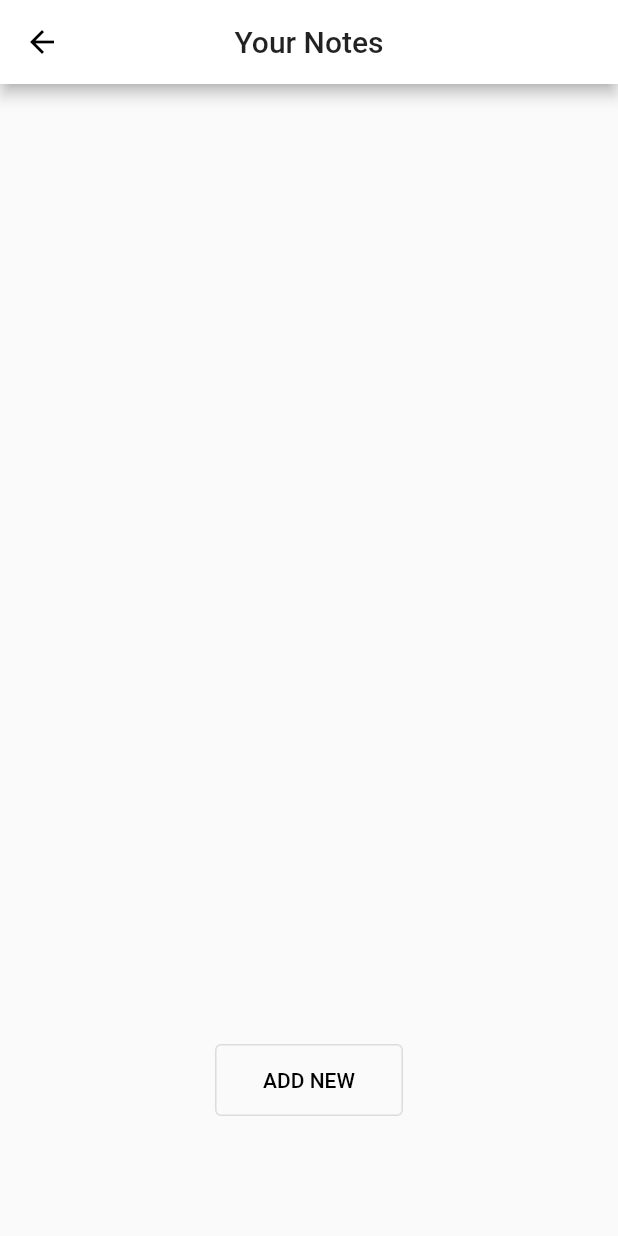
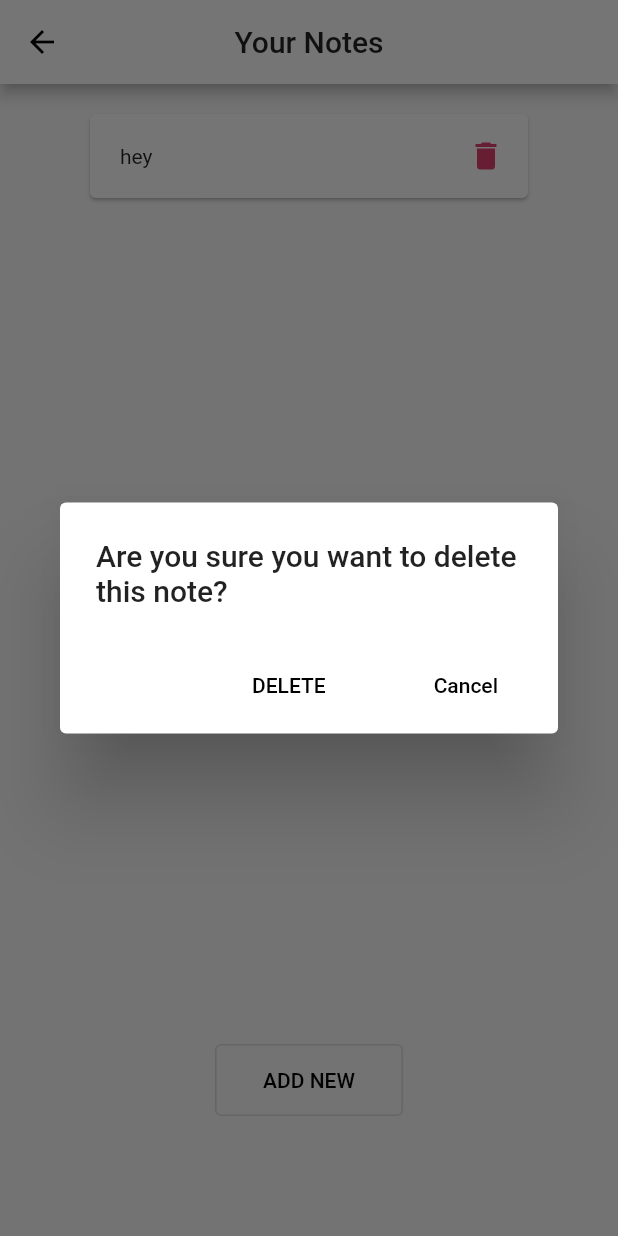
Before and after one commit to sabastianpeters/vfs-project-clair, a Flutter app: the NoteListScreen screen opened directly, after a tap on the "delete" icon, on a phone screen of 412 x 824 dp. Run offline on Flutter 3.47's test engine with Material 2 defaults, Android fonts, the phone set to English and light mode, and no system bars; our stand-ins replace camera; missing offline and left inert: tflite.

Commit message:
added: delete verify menu

```diff
--- a/project_clair/lib/components/note_list.dart
+++ b/project_clair/lib/components/note_list.dart
@@ -37,8 +37,13 @@ class NoteListState extends State<NoteList> {
 
     void _onDeletePressed (BuildContext context, int index){
 
-        // removes item at index
-        Provider.of<NoteListModel>(context, listen: false).removeAt(index);
+        // removes item at index if desired
+        _showVerifyDeleteDialog(
+            context,
+            () => Provider.of<NoteListModel>(context, listen: false).removeAt(index), /// removes if delete verified
+            () {}
+        );
+
     }
 
 
@@ -103,5 +108,35 @@ class NoteListState extends State<NoteList> {
     }
 
 
+    void _showVerifyDeleteDialog (BuildContext context, void Function() onYes, void Function() onNo,){
+
+        showDialog(
+            context: context,
+            builder: (BuildContext context) {
+
+                return AlertDialog(
+                    title: Text("Are you sure you want to delete this note?"),
+                    actions: <Widget>[
+
+                        FlatButton(
+                            child: Text("DELETE"),
+                            onPressed: (){
+                                onYes();
+                                Navigator.of(context).pop(); /// closes the menu
+                            },
+                        ),
+
+                        FlatButton(
+                            child: Text("Cancel"),
+                            onPressed: (){
+                                onNo();
+                                Navigator.of(context).pop(); /// closes the menu
+                            },
+                        ),
+                    ],
+                );
+            }
+        );
+    }
 
 }
```
